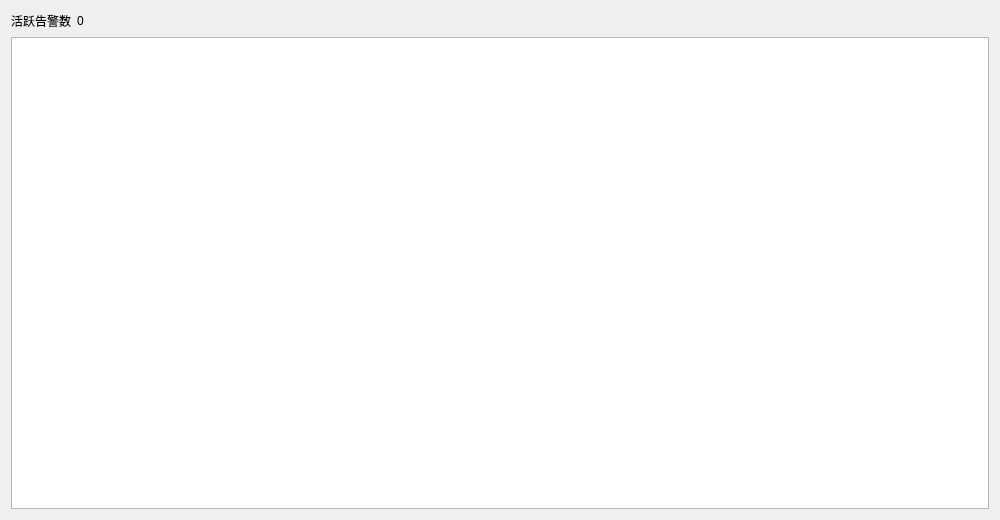
First picture: the form in apps/ens_app/src/ui/views/AlarmCenterWidget.ui, repository LIN367799/EnerSentry, before the edit.
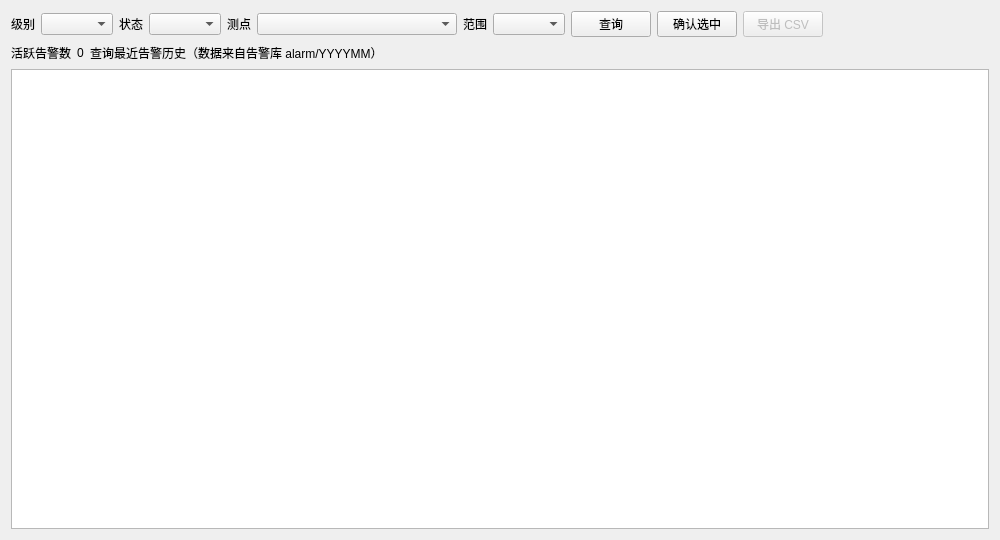
Second picture: the form after the edit.

Commit message: V2 切片 34：历史趋势 CSV 导出（FR-EXP-01，ctest 293/293） V2 切片 35：告警历史存储基座（FR-AL-13，AlarmRecordStore，ctest 299/299） V2 切片 36：告警中心完整版（FR-AL-11 + FR-EXP-03，ctest 306/306）

Patch:
```diff
--- a/apps/ens_app/src/ui/views/AlarmCenterWidget.ui
+++ b/apps/ens_app/src/ui/views/AlarmCenterWidget.ui
@@ -7,12 +7,100 @@
     <x>0</x>
     <y>0</y>
     <width>1000</width>
-    <height>520</height>
+    <height>540</height>
    </rect>
   </property>
   <layout class="QVBoxLayout" name="rootLayout">
    <item>
-    <layout class="QHBoxLayout" name="topLayout">
+    <layout class="QHBoxLayout" name="queryLayout">
+     <item>
+      <widget class="QLabel" name="lblLevel">
+       <property name="text">
+        <string>级别</string>
+       </property>
+      </widget>
+     </item>
+     <item>
+      <widget class="QComboBox" name="comboLevel"/>
+     </item>
+     <item>
+      <widget class="QLabel" name="lblStatus">
+       <property name="text">
+        <string>状态</string>
+       </property>
+      </widget>
+     </item>
+     <item>
+      <widget class="QComboBox" name="comboStatus"/>
+     </item>
+     <item>
+      <widget class="QLabel" name="lblPoint">
+       <property name="text">
+        <string>测点</string>
+       </property>
+      </widget>
+     </item>
+     <item>
+      <widget class="QComboBox" name="comboPoint">
+       <property name="minimumSize">
+        <size>
+         <width>200</width>
+         <height>0</height>
+        </size>
+       </property>
+      </widget>
+     </item>
+     <item>
+      <widget class="QLabel" name="lblRange">
+       <property name="text">
+        <string>范围</string>
+       </property>
+      </widget>
+     </item>
+     <item>
+      <widget class="QComboBox" name="comboRange"/>
+     </item>
+     <item>
+      <widget class="QPushButton" name="btnQuery">
+       <property name="text">
+        <string>查询</string>
+       </property>
+      </widget>
+     </item>
+     <item>
+      <widget class="QPushButton" name="btnConfirm">
+       <property name="text">
+        <string>确认选中</string>
+       </property>
+      </widget>
+     </item>
+     <item>
+      <widget class="QPushButton" name="btnExport">
+       <property name="enabled">
+        <bool>false</bool>
+       </property>
+       <property name="text">
+        <string>导出 CSV</string>
+       </property>
+      </widget>
+     </item>
+     <item>
+      <spacer name="querySpacer">
+       <property name="orientation">
+        <enum>Qt::Horizontal</enum>
+       </property>
+       <property name="sizeHint" stdset="0">
+        <size>
+         <width>20</width>
+         <height>20</height>
+        </size>
+       </property>
+      </spacer>
+     </item>
+    </layout>
+   </item>
+   <item>
+    <layout class="QHBoxLayout" name="activeLayout">
      <item>
       <widget class="QLabel" name="lblActiveTitle">
        <property name="text">
@@ -28,7 +116,14 @@
       </widget>
      </item>
      <item>
-      <spacer name="topSpacer">
+      <widget class="QLabel" name="lblHint">
+       <property name="text">
+        <string>查询最近告警历史（数据来自告警库 alarm/YYYYMM）</string>
+       </property>
+      </widget>
+     </item>
+     <item>
+      <spacer name="activeSpacer">
        <property name="orientation">
         <enum>Qt::Horizontal</enum>
        </property>
```
Left out of the diff: 3 changed lines with no effect on the pictures. The commit also changes 11 other files.
